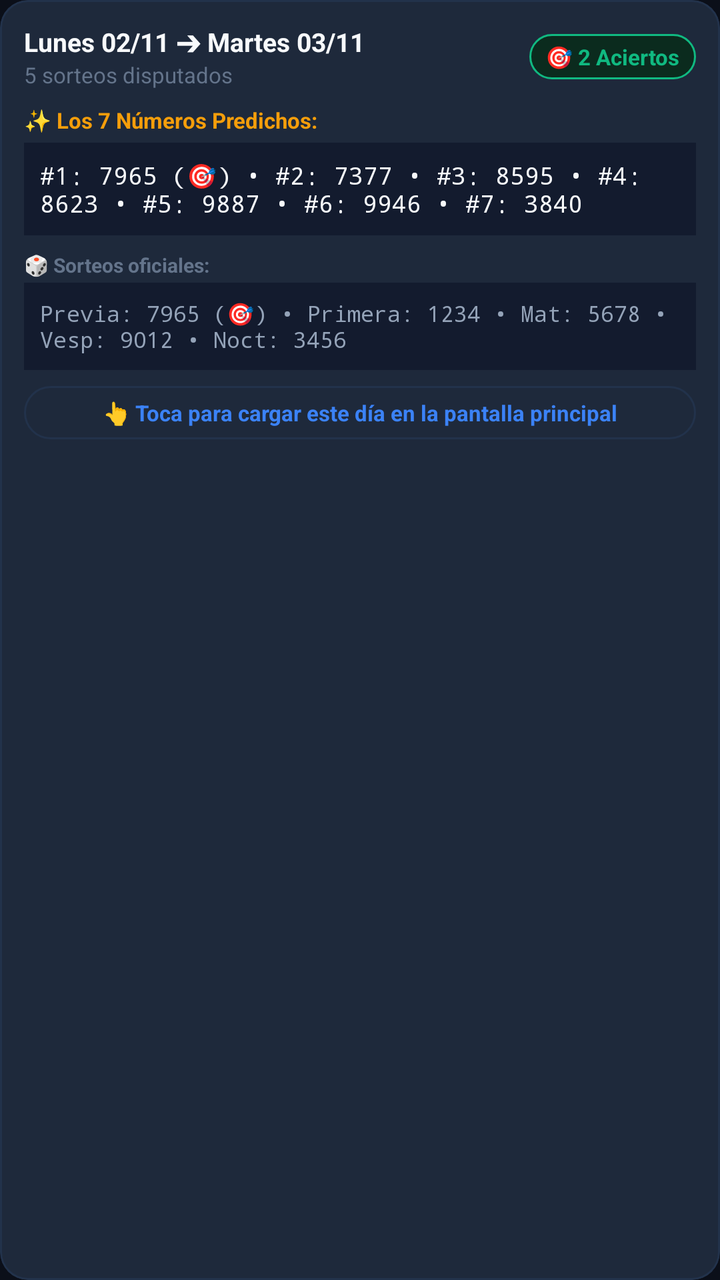
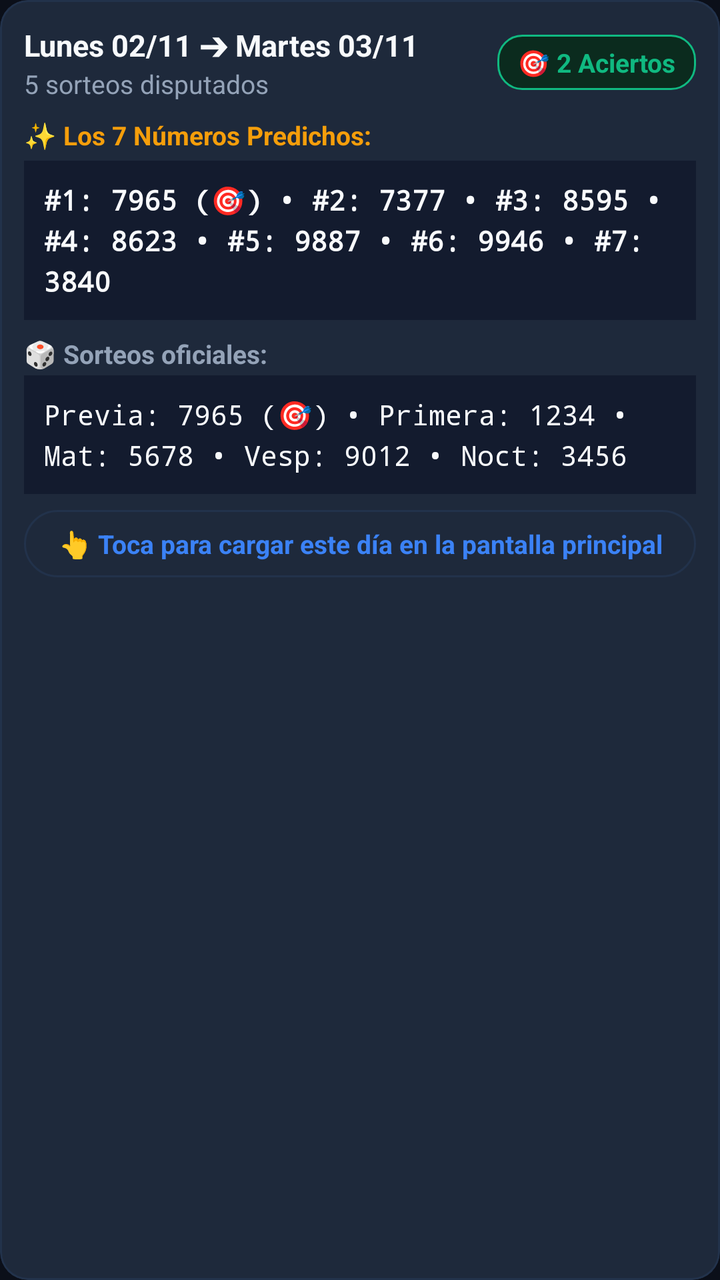

Screens rendered from an Android XML layout before and after an edit, with the pre-edit source and the edit as a unified diff.
<!-- AndroidManifest.xml: application theme Theme.LoteriasApp -->
<!-- res/layout/item_reducido_historial.xml -->
<?xml version="1.0" encoding="utf-8"?>
<com.google.android.material.card.MaterialCardView xmlns:android="http://schemas.android.com/apk/res/android"
    xmlns:app="http://schemas.android.com/apk/res-auto"
    android:id="@+id/cardHistorialItem"
    android:layout_width="match_parent"
    android:layout_height="wrap_content"
    android:layout_marginBottom="10dp"
    android:clickable="true"
    android:focusable="true"
    android:foreground="?attr/selectableItemBackground"
    app:cardCornerRadius="14dp"
    app:cardElevation="0dp"
    app:strokeWidth="1dp"
    app:strokeColor="@color/border_subtle"
    app:cardBackgroundColor="@color/bg_card_secondary">

    <LinearLayout
        android:layout_width="match_parent"
        android:layout_height="wrap_content"
        android:orientation="vertical"
        android:padding="12dp">

        
        <LinearLayout
            android:layout_width="match_parent"
            android:layout_height="wrap_content"
            android:orientation="horizontal"
            android:gravity="center_vertical"
            android:layout_marginBottom="8dp">

            <LinearLayout
                android:layout_width="0dp"
                android:layout_height="wrap_content"
                android:layout_weight="1"
                android:orientation="vertical">

                <TextView
                    android:id="@+id/tvHistorialFechas"
                    android:layout_width="wrap_content"
                    android:layout_height="wrap_content"
                    android:text="Lunes 02/11 ➔ Martes 03/11"
                    android:textColor="@color/text_primary"
                    android:textSize="13sp"
                    android:textStyle="bold" />

                <TextView
                    android:id="@+id/tvHistorialTurnosJugados"
                    android:layout_width="wrap_content"
                    android:layout_height="wrap_content"
                    android:text="5 sorteos disputados"
                    android:textColor="@color/text_muted"
                    android:textSize="11sp" />
            </LinearLayout>

            <TextView
                android:id="@+id/tvHistorialBadge"
                android:layout_width="wrap_content"
                android:layout_height="wrap_content"
                android:text="🎯 2 Aciertos"
                android:textSize="11sp"
                android:textStyle="bold"
                android:textColor="@color/accent_green"
                android:background="@drawable/bg_badge_success"
                android:paddingHorizontal="8dp"
                android:paddingVertical="4dp" />
        </LinearLayout>

        
        <TextView
            android:layout_width="match_parent"
            android:layout_height="wrap_content"
            android:text="✨ Los 7 Números Predichos:"
            android:textColor="@color/accent_gold"
            android:textSize="11sp"
            android:textStyle="bold"
            android:layout_marginBottom="4dp" />

        <TextView
            android:id="@+id/tvHistorialNumerosChips"
            android:layout_width="match_parent"
            android:layout_height="wrap_content"
            android:text="#1: 7965 (🎯) • #2: 7377 • #3: 8595 • #4: 8623 • #5: 9887 • #6: 9946 • #7: 3840"
            android:textColor="@color/text_primary"
            android:fontFamily="monospace"
            android:textSize="12sp"
            android:background="@color/bg_card"
            android:padding="8dp"
            android:layout_marginBottom="8dp" />

        
        <TextView
            android:layout_width="match_parent"
            android:layout_height="wrap_content"
            android:text="🎲 Sorteos oficiales:"
            android:textColor="@color/text_muted"
            android:textSize="10sp"
            android:textStyle="bold"
            android:layout_marginBottom="2dp" />

        <TextView
            android:id="@+id/tvHistorialTurnosExtracto"
            android:layout_width="match_parent"
            android:layout_height="wrap_content"
            android:text="Previa: 7965 (🎯) • Primera: 1234 • Mat: 5678 • Vesp: 9012 • Noct: 3456"
            android:textColor="@color/text_secondary"
            android:fontFamily="monospace"
            android:textSize="11sp"
            android:background="@color/bg_card"
            android:padding="8dp"
            android:layout_marginBottom="8dp" />

        
        <TextView
            android:id="@+id/btnVerDiaEnPrincipal"
            android:layout_width="match_parent"
            android:layout_height="wrap_content"
            android:gravity="center"
            android:paddingVertical="6dp"
            android:background="@drawable/bg_pill_unselected"
            android:text="👆 Toca para cargar este día en la pantalla principal"
            android:textColor="@color/primary_blue_light"
            android:textSize="11sp"
            android:textStyle="bold" />

    </LinearLayout>
</com.google.android.material.card.MaterialCardView>
<!-- resources referenced by this layout -->
<resources>
  <color name="accent_gold">#F59E0B</color>
  <color name="accent_green">#10B981</color>
  <color name="bg_card">#131B2E</color>
  <color name="bg_card_secondary">#1E293B</color>
  <color name="border_subtle">#22324B</color>
  <color name="primary_blue_light">#3B82F6</color>
  <color name="text_muted">#64748B</color>
  <color name="text_primary">#F8FAFC</color>
  <color name="text_secondary">#94A3B8</color>
  <!-- drawable bg_badge_success (drawable) -->
  <?xml version="1.0" encoding="utf-8"?>
  <shape xmlns:android="http://schemas.android.com/apk/res/android"
      android:shape="rectangle">
      <solid android:color="@color/accent_green_subtle" />
      <stroke android:width="1dp" android:color="@color/accent_green" />
      <corners android:radius="12dp" />
  </shape>
  <!-- drawable bg_pill_unselected (drawable) -->
  <?xml version="1.0" encoding="utf-8"?>
  <shape xmlns:android="http://schemas.android.com/apk/res/android"
      android:shape="rectangle">
      <solid android:color="@color/bg_card_secondary" />
      <stroke android:width="1dp" android:color="@color/border_subtle" />
      <corners android:radius="50dp" />
  </shape>
  <style name="Theme.LoteriasApp" parent="Theme.MaterialComponents.DayNight.NoActionBar">
          
          <item name="colorPrimary">@color/primary_blue</item>
          <item name="colorPrimaryVariant">@color/primary_blue_light</item>
          <item name="colorOnPrimary">@color/white</item>
          
          
          <item name="colorSecondary">@color/primary_blue_light</item>
          <item name="colorSecondaryVariant">@color/primary_blue</item>
          <item name="colorOnSecondary">@color/white</item>
          
          
          <item name="android:statusBarColor">@color/bg_main</item>
          <item name="android:windowLightStatusBar">false</item>
          <item name="android:navigationBarColor">@color/bg_bottom_nav</item>
  
          
          <item name="android:windowBackground">@color/bg_main</item>
      </style>
  <color name="accent_green_subtle">#0B2B1E</color>
  <color name="primary_blue">#0D6EFD</color>
  <color name="white">#FFFFFF</color>
  <color name="bg_main">#0B0F19</color>
  <color name="bg_bottom_nav">#0D1322</color>
</resources>

<!-- the commit's change to res/layout/item_reducido_historial.xml (unified diff, before → after) -->
@@ -40,7 +40,7 @@
                     android:layout_height="wrap_content"
                     android:text="Lunes 02/11 ➔ Martes 03/11"
                     android:textColor="@color/text_primary"
-                    android:textSize="13sp"
+                    android:textSize="15sp"
                     android:textStyle="bold" />
 
                 <TextView
@@ -48,8 +48,8 @@
                     android:layout_width="wrap_content"
                     android:layout_height="wrap_content"
                     android:text="5 sorteos disputados"
-                    android:textColor="@color/text_muted"
-                    android:textSize="11sp" />
+                    android:textColor="@color/text_secondary"
+                    android:textSize="13sp" />
             </LinearLayout>
 
             <TextView
@@ -57,12 +57,12 @@
                 android:layout_width="wrap_content"
                 android:layout_height="wrap_content"
                 android:text="🎯 2 Aciertos"
-                android:textSize="11sp"
+                android:textSize="13sp"
                 android:textStyle="bold"
                 android:textColor="@color/accent_green"
                 android:background="@drawable/bg_badge_success"
-                android:paddingHorizontal="8dp"
-                android:paddingVertical="4dp" />
+                android:paddingHorizontal="10dp"
+                android:paddingVertical="5dp" />
         </LinearLayout>
 
         
@@ -71,7 +71,7 @@
             android:layout_height="wrap_content"
             android:text="✨ Los 7 Números Predichos:"
             android:textColor="@color/accent_gold"
-            android:textSize="11sp"
+            android:textSize="13sp"
             android:textStyle="bold"
             android:layout_marginBottom="4dp" />
 
@@ -82,9 +82,11 @@
             android:text="#1: 7965 (🎯) • #2: 7377 • #3: 8595 • #4: 8623 • #5: 9887 • #6: 9946 • #7: 3840"
             android:textColor="@color/text_primary"
             android:fontFamily="monospace"
-            android:textSize="12sp"
+            android:textStyle="bold"
+            android:textSize="14sp"
+            android:lineSpacingExtra="4dp"
             android:background="@color/bg_card"
-            android:padding="8dp"
+            android:padding="10dp"
             android:layout_marginBottom="8dp" />
 
         
@@ -92,8 +94,8 @@
             android:layout_width="match_parent"
             android:layout_height="wrap_content"
             android:text="🎲 Sorteos oficiales:"
-            android:textColor="@color/text_muted"
-            android:textSize="10sp"
+            android:textColor="@color/text_secondary"
+            android:textSize="13sp"
             android:textStyle="bold"
             android:layout_marginBottom="2dp" />
 
@@ -102,11 +104,12 @@
             android:layout_width="match_parent"
             android:layout_height="wrap_content"
             android:text="Previa: 7965 (🎯) • Primera: 1234 • Mat: 5678 • Vesp: 9012 • Noct: 3456"
-            android:textColor="@color/text_secondary"
+            android:textColor="@color/text_primary"
             android:fontFamily="monospace"
-            android:textSize="11sp"
+            android:textSize="14sp"
+            android:lineSpacingExtra="4dp"
             android:background="@color/bg_card"
-            android:padding="8dp"
+            android:padding="10dp"
             android:layout_marginBottom="8dp" />
 
         
@@ -115,11 +118,11 @@
             android:layout_width="match_parent"
             android:layout_height="wrap_content"
             android:gravity="center"
-            android:paddingVertical="6dp"
+            android:paddingVertical="8dp"
             android:background="@drawable/bg_pill_unselected"
             android:text="👆 Toca para cargar este día en la pantalla principal"
             android:textColor="@color/primary_blue_light"
-            android:textSize="11sp"
+            android:textSize="13sp"
             android:textStyle="bold" />
 
     </LinearLayout>
<!-- resource entries referenced after the edit -->
@@ -6,7 +6,6 @@
   <color name="bg_card_secondary">#1E293B</color>
   <color name="border_subtle">#22324B</color>
   <color name="primary_blue_light">#3B82F6</color>
-  <color name="text_muted">#64748B</color>
   <color name="text_primary">#F8FAFC</color>
   <color name="text_secondary">#94A3B8</color>
   <!-- drawable bg_badge_success (drawable) -->
